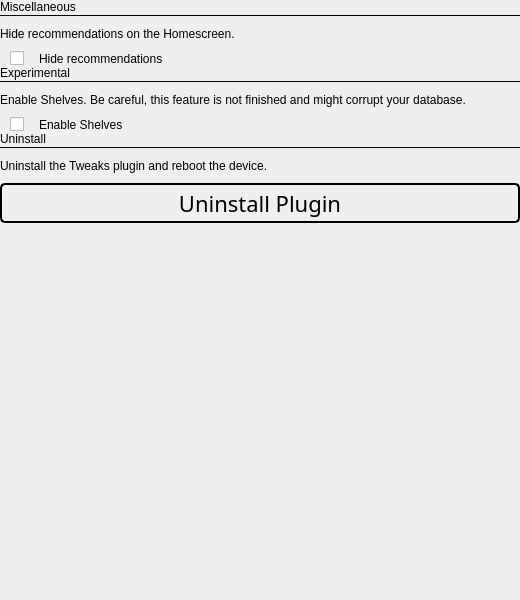
The window that src/tweaks/TweaksSettingsMiscView.ui (ah-/koboplugins) describes before a commit, drawn with Qt 5.
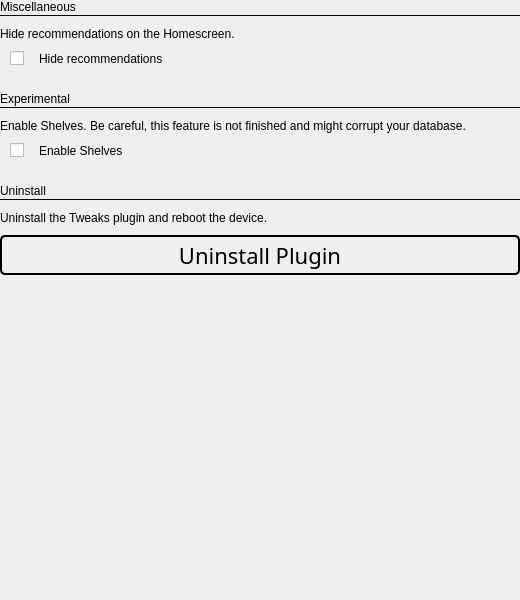
The same window after the commit. Icons and pictures are not drawn. Custom widgets are drawn as their Qt base class.

The edit to the form file:
```diff
--- a/src/tweaks/TweaksSettingsMiscView.ui
+++ b/src/tweaks/TweaksSettingsMiscView.ui
@@ -106,6 +106,12 @@
    </item>
    <item>
     <widget class="QLabel" name="label_5">
+     <property name="minimumSize">
+      <size>
+       <width>0</width>
+       <height>40</height>
+      </size>
+     </property>
      <property name="styleSheet">
       <string notr="true">font: 20px &quot;Avenir&quot;;</string>
      </property>
@@ -115,6 +121,9 @@
      <property name="textFormat">
       <enum>Qt::RichText</enum>
      </property>
+     <property name="alignment">
+      <set>Qt::AlignBottom|Qt::AlignLeading|Qt::AlignLeft</set>
+     </property>
      <property name="wordWrap">
       <bool>true</bool>
      </property>
@@ -190,6 +199,12 @@
    </item>
    <item>
     <widget class="QLabel" name="label_6">
+     <property name="minimumSize">
+      <size>
+       <width>0</width>
+       <height>40</height>
+      </size>
+     </property>
      <property name="styleSheet">
       <string notr="true">font: 20px &quot;Avenir&quot;;</string>
      </property>
@@ -199,6 +214,9 @@
      <property name="textFormat">
       <enum>Qt::RichText</enum>
      </property>
+     <property name="alignment">
+      <set>Qt::AlignBottom|Qt::AlignLeading|Qt::AlignLeft</set>
+     </property>
      <property name="wordWrap">
       <bool>true</bool>
      </property>
```
